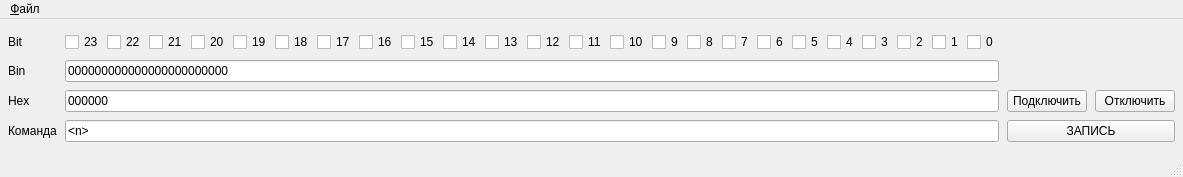
igrekus/adf3114, file mainwindow.ui: the form before one commit.
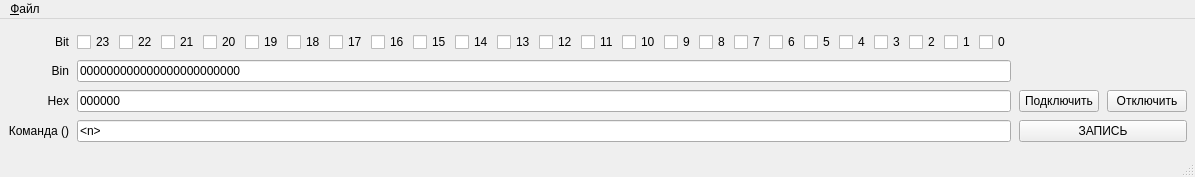
The form after the commit.

Commit message: Modify UI packet command

Diff of the .ui file:
```diff
--- a/mainwindow.ui
+++ b/mainwindow.ui
@@ -53,12 +53,18 @@
         <property name="text">
          <string>Hex</string>
         </property>
+        <property name="alignment">
+         <set>Qt::AlignRight|Qt::AlignTrailing|Qt::AlignVCenter</set>
+        </property>
        </widget>
       </item>
       <item row="3" column="0">
        <widget class="QLabel" name="lblCommand">
         <property name="text">
-         <string>Команда</string>
+         <string>Команда (&lt;f.init.func.rcnt.ncnt&gt;)</string>
+        </property>
+        <property name="alignment">
+         <set>Qt::AlignRight|Qt::AlignTrailing|Qt::AlignVCenter</set>
         </property>
        </widget>
       </item>
@@ -288,6 +294,9 @@
         <property name="text">
          <string>Bin</string>
         </property>
+        <property name="alignment">
+         <set>Qt::AlignRight|Qt::AlignTrailing|Qt::AlignVCenter</set>
+        </property>
        </widget>
       </item>
       <item row="0" column="0">
@@ -295,6 +304,9 @@
         <property name="text">
          <string>Bit</string>
         </property>
+        <property name="alignment">
+         <set>Qt::AlignRight|Qt::AlignTrailing|Qt::AlignVCenter</set>
+        </property>
        </widget>
       </item>
       <item row="2" column="2">
```
